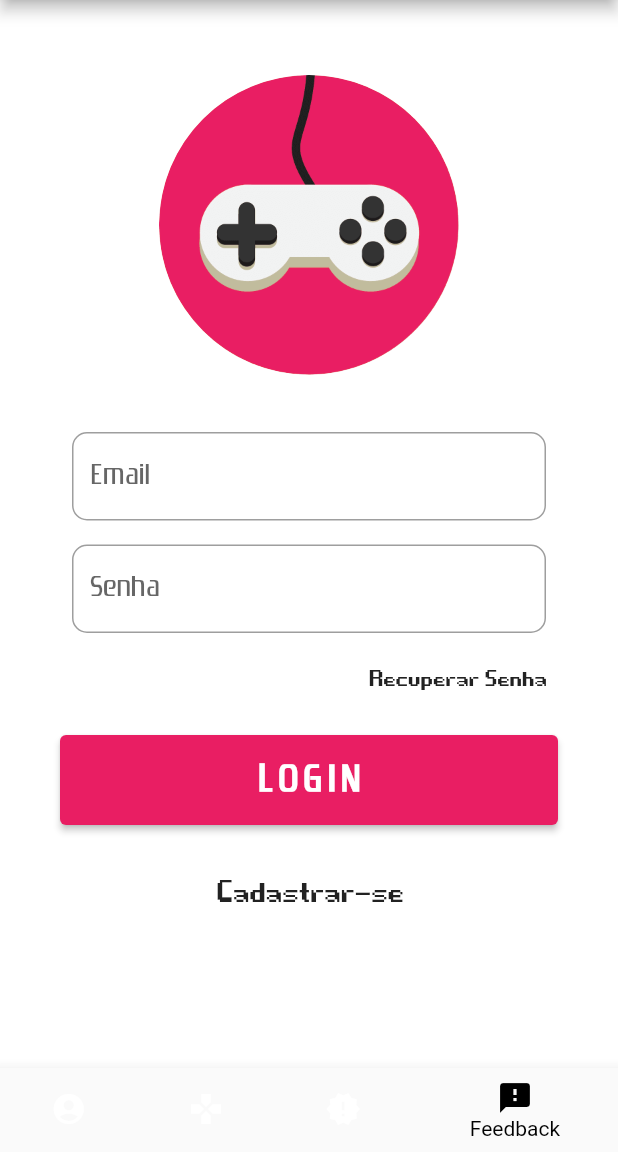
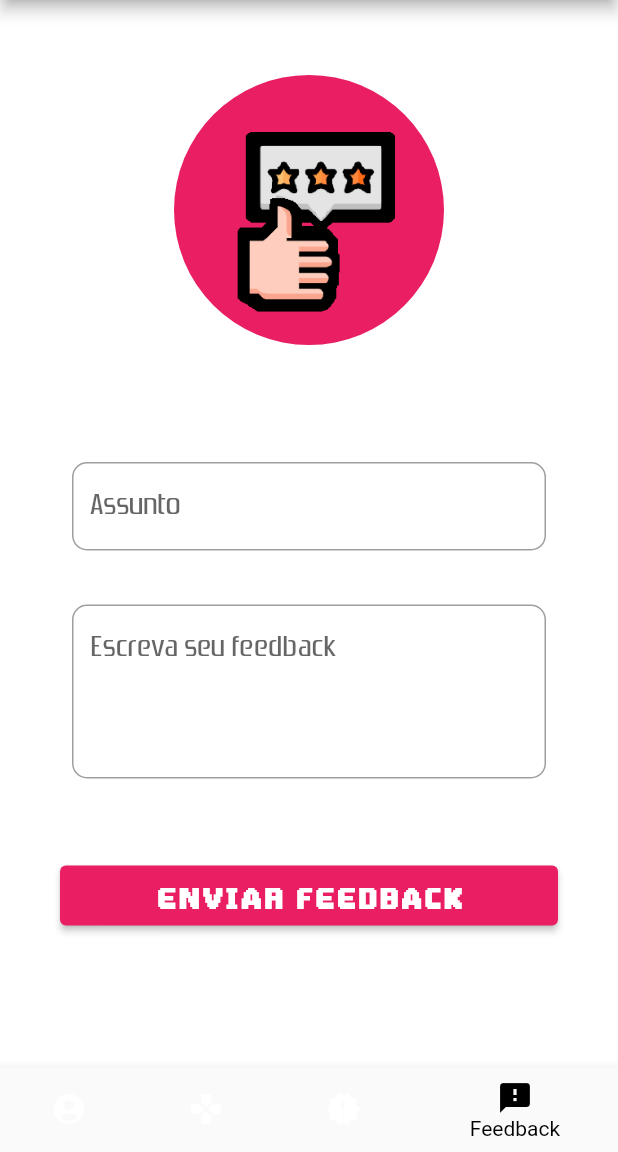
Before and after one commit to Paivamelo/gamesearch1, a Flutter app: the screen it shows once a user with an empty profile is signed in, item 4 of the bottom bar chosen, on a phone screen of 412 x 824 dp, the part 84-1236 px from its top. Run offline on Flutter 3.47's test engine with Material 2 defaults, Android fonts, the phone set to English and light mode, and no system bars; our stand-ins replace bloc, dio, firebase_auth, firebase_core, flutter_bloc, socket_io_client; accounts and stored records are empty.

Commit message:
update tela feedback

```diff
--- a/lib/view/screens/feedback_screen/tela4_main.dart
+++ b/lib/view/screens/feedback_screen/tela4_main.dart
@@ -27,41 +27,39 @@ class MainTela4 extends StatelessWidget {
               child: ListView(children: [
                 header(),
                 SizedBox(
-                  height: 30,
+                  height: 70,
                 ),
                 emailFormField(user),
-                senhaFormField(user),
-                recuperarSenha(),
                 SizedBox(
                   height: 20,
                 ),
+                senhaFormField(user),
+                SizedBox(
+                  height: 50,
+                ),
                 submitButton(user, state, context),
-                SizedBox(
-                  height: 20,
-                ),
-                cadastrarButton(),
               ])));
     });
   }
 
   Widget header() {
     return Container(
-        width: 200,
-        height: 200,
+        width: 180,
+        height: 180,
         decoration: BoxDecoration(
             shape: BoxShape.circle,
-            image:
-                DecorationImage(image: AssetImage('assets/images/game.png'))));
+            image: DecorationImage(
+                image: AssetImage('assets/images/feedback.png'))));
   }
 
   Widget emailFormField(User user) {
     return Padding(
       padding: EdgeInsets.all(8.0),
       child: TextFormField(
-        keyboardType: TextInputType.emailAddress,
+        keyboardType: TextInputType.multiline,
         initialValue: user.email,
         decoration: InputDecoration(
-            labelText: "Email",
+            labelText: "Assunto",
             labelStyle: TextStyle(
               fontSize: 20,
               fontFamily: 'Play',
@@ -70,7 +68,7 @@ class MainTela4 extends StatelessWidget {
                 OutlineInputBorder(borderRadius: BorderRadius.circular(10))),
         validator: (value) {
           if (value.length == 0) {
-            return "Digite o seu email";
+            return "Assunto obrigatório";
           }
           return null;
         },
@@ -85,10 +83,12 @@ class MainTela4 extends StatelessWidget {
     return Padding(
       padding: EdgeInsets.all(8.0),
       child: TextFormField(
-        obscureText: true,
+        minLines: 4, //Normal textInputField will be displayed
+        maxLines: 6,
         initialValue: user.senha,
         decoration: InputDecoration(
-            labelText: "Senha",
+            alignLabelWithHint: true,
+            labelText: "Escreva seu feedback",
             labelStyle: TextStyle(
               fontSize: 20,
               fontFamily: 'Play',
@@ -97,7 +97,7 @@ class MainTela4 extends StatelessWidget {
                 OutlineInputBorder(borderRadius: BorderRadius.circular(10))),
         validator: (value) {
           if (value.length == 0) {
-            return "Digite a sua senha";
+            return "Feedback obrigatório";
           }
           return null;
         },
@@ -110,16 +110,16 @@ class MainTela4 extends StatelessWidget {
 
   Widget submitButton(User user, state, context) {
     return Container(
-      height: 60,
+      height: 40,
       child: ElevatedButton(
           child: Text(
-            "LOGIN",
+            "ENVIAR FEEDBACK",
             style: TextStyle(
               fontWeight: FontWeight.bold,
               color: Colors.white,
-              fontFamily: "Play",
-              fontSize: 26,
-              letterSpacing: 4,
+              fontFamily: "Gameover",
+              fontSize: 45,
+              letterSpacing: 3,
             ),
           ),
           onPressed: () {
@@ -131,42 +131,4 @@ class MainTela4 extends StatelessWidget {
           }),
     );
   }
-
-  Widget recuperarSenha() {
-    return Container(
-      height: 40,
-      alignment: Alignment.centerRight,
-      child: TextButton(
-        //autofocus: true,
-        child: Text(
-          "Recuperar Senha",
-          style: TextStyle(
-            fontFamily: 'Gameover',
-            fontSize: 38,
-            color: Colors.black87,
-          ),
-        ),
-        onPressed: () {},
-      ),
-    );
-  }
-
-  Widget cadastrarButton() {
-    return Container(
-      height: 40,
-      alignment: Alignment.center,
-      child: TextButton(
-        //autofocus: true,
-        child: Text(
-          "Cadastrar-se",
-          style: TextStyle(
-            fontFamily: 'Gameover',
-            fontSize: 50,
-            color: Colors.black87,
-          ),
-        ),
-        onPressed: () {},
-      ),
-    );
-  }
 }
```
Also changed, not shown: assets/images/feedback.png (added).
